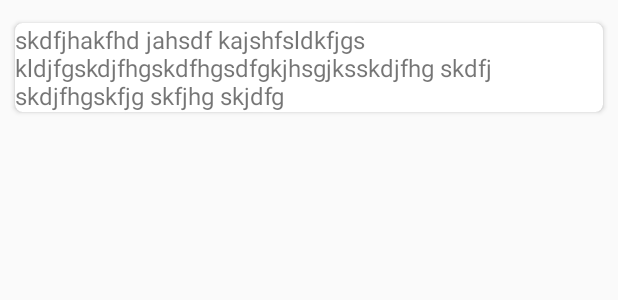
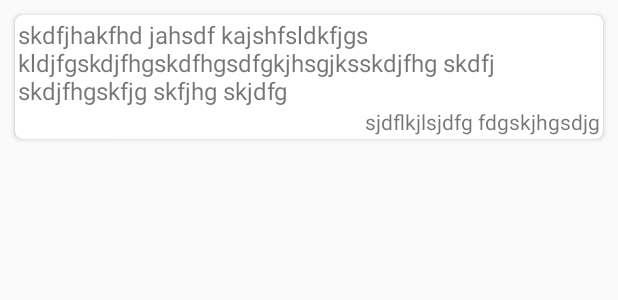
Before and after one commit to kn1gh7/Chat-Sample-Project, an Android app: the layout message_item.xml on its own in the app's theme, with its tools: preview values and no code run, on a phone screen of 412 x 824 dp. Shown: the top 300 px of the screen. Run offline under Robolectric (Android 15) with nearby library versions, the phone set to English and light mode, and no system bars.

Commit message:
Changes for Material in CardViews and RecyclerView to fill width

```diff
--- a/app/src/main/java/practice/kn1gh7/com/chatproject/view/adapter/MessagesAdapter.java
+++ b/app/src/main/java/practice/kn1gh7/com/chatproject/view/adapter/MessagesAdapter.java
@@ -51,7 +51,7 @@ public class MessagesAdapter extends RecyclerView.Adapter<MessagesAdapter.Messag
 
     @Override
     public MessagesViewHolder onCreateViewHolder(ViewGroup parent, int viewType) {
-        View view = LayoutInflater.from(parent.getContext()).inflate(R.layout.message_item, null);
+        View view = LayoutInflater.from(parent.getContext()).inflate(R.layout.message_item, parent, false);
         return new MessagesViewHolder(view);
     }
 
--- a/app/src/main/java/practice/kn1gh7/com/chatproject/view/adapter/UsersAdapter.java
+++ b/app/src/main/java/practice/kn1gh7/com/chatproject/view/adapter/UsersAdapter.java
@@ -32,7 +32,7 @@ public class UsersAdapter extends RecyclerView.Adapter<UsersAdapter.UsersViewHol
 
     @Override
     public UsersAdapter.UsersViewHolder onCreateViewHolder(ViewGroup parent, int viewType) {
-        View view = LayoutInflater.from(parent.getContext()).inflate(R.layout.usercount_item, null);
+        View view = LayoutInflater.from(parent.getContext()).inflate(R.layout.usercount_item, parent, false);
         return new UsersViewHolder(view);
     }
 
--- a/app/src/main/res/layout/activity_main.xml
+++ b/app/src/main/res/layout/activity_main.xml
@@ -12,7 +12,7 @@
             android:layout_width="match_parent"
             android:layout_height="wrap_content"
             app:layout_scrollFlags="scroll|enterAlways|snap"
-            app:tabGravity="center"
+            app:tabGravity="fill"
             app:tabMode="scrollable"
             android:visibility="gone"/>
     </android.support.design.widget.AppBarLayout>
@@ -20,7 +20,7 @@
     <android.support.v4.view.ViewPager
         android:id="@+id/conversation_pager"
         android:layout_width="match_parent"
-        android:layout_height="wrap_content"
+        android:layout_height="match_parent"
         app:layout_behavior="@string/appbar_scrolling_view_behavior"
         android:visibility="gone"/>
 
--- a/app/src/main/res/layout/message_item.xml
+++ b/app/src/main/res/layout/message_item.xml
@@ -1,32 +1,34 @@
-<LinearLayout android:layout_height="wrap_content"
+<android.support.v7.widget.CardView xmlns:android="http://schemas.android.com/apk/res/android"
+    xmlns:app="http://schemas.android.com/apk/res-auto"
+    xmlns:tools="http://schemas.android.com/tools"
+    android:id="@+id/card_view"
     android:layout_width="match_parent"
-    xmlns:tools="http://schemas.android.com/tools"
-    android:orientation="vertical"
-    android:layout_marginTop="5dp"
-    xmlns:android="http://schemas.android.com/apk/res/android">
-
-    <android.support.v7.widget.CardView xmlns:android="http://schemas.android.com/apk/res/android"
-        android:id="@+id/card_view"
-        xmlns:app="http://schemas.android.com/apk/res-auto"
-        android:layout_width="wrap_content"
     android:layout_height="wrap_content"
     android:layout_margin="10dp"
     android:padding="10dp"
+    android:foreground="?android:attr/selectableItemBackground"
+    android:clickable="true"
     app:cardCornerRadius="5dp">
+
+    <LinearLayout xmlns:android="http://schemas.android.com/apk/res/android"
+        android:layout_width="match_parent"
+        android:layout_height="wrap_content"
+        android:padding="2dp"
+        android:orientation="vertical">
 
         <TextView
             android:id="@+id/message_tv"
-            android:layout_width="wrap_content"
+            android:layout_width="match_parent"
             android:layout_height="wrap_content"
             android:layout_gravity="center"
-            tools:text="skdfjhakfhd jahsdf kajshfsldkfjgs kldjfgskdjfhgskdfhgsdfgkjhsgjksskdjfhg skdfj skdjfhgskfjg skfjhg skjdfg"
-            android:textSize="16sp" />
-
-    </android.support.v7.widget.CardView>
+            android:textSize="16sp"
+            tools:text="skdfjhakfhd jahsdf kajshfsldkfjgs kldjfgskdjfhgskdfhgsdfgkjhsgjksskdjfhg skdfj skdjfhgskfjg skfjhg skjdfg" />
 
         <TextView
             android:id="@+id/msg_timestamp"
             android:layout_width="wrap_content"
             android:layout_height="wrap_content"
-        android:layout_gravity="center_horizontal"/>
+            tools:text="sjdflkjlsjdfg fdgskjhgsdjg"
+            android:layout_gravity="right" />
     </LinearLayout>
+</android.support.v7.widget.CardView>
```
Also changed, not shown: app/src/main/res/layout/usercount_item.xml (+7 -5 lines). Lines whose indentation alone changed are shown as unchanged.
